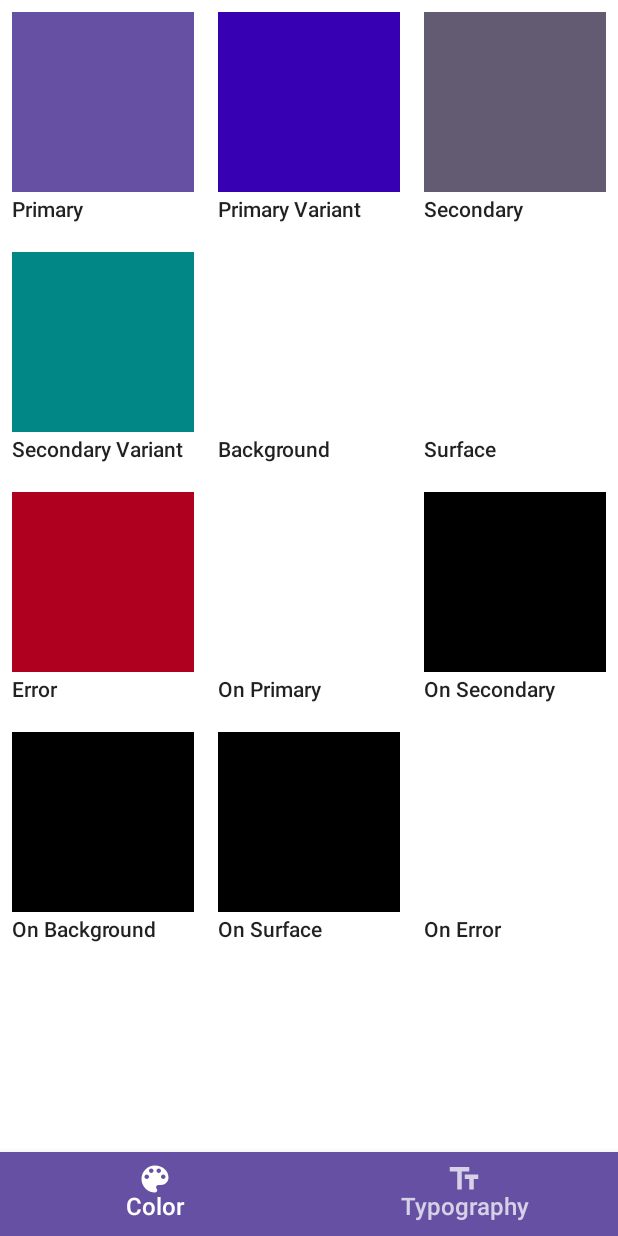
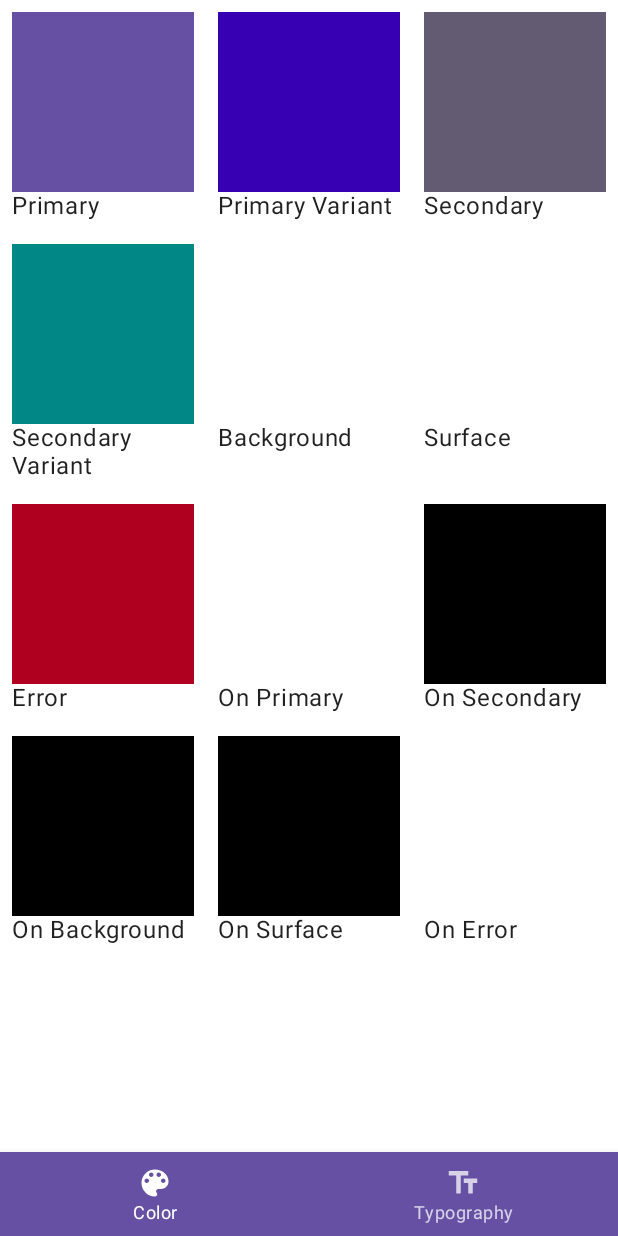
Before and after one commit to HelloCuriosity/curiosity, an Android app built with Jetpack Compose: the screen it shows after launch (MainActivity), on a phone screen of 412 x 824 dp. Run offline under Robolectric (Android 15) with nearby library versions, the phone set to English and light mode, and no system bars.

Commit message:
update type

```diff
--- a/app/src/main/java/com/hello/curiosity/curiosity/ui/theme/ComposeContentView.kt
+++ b/app/src/main/java/com/hello/curiosity/curiosity/ui/theme/ComposeContentView.kt
@@ -26,7 +26,7 @@ fun ComponentActivity.ComposeContentView(content: @Composable () -> Unit) =
 // Used for testing
 object AppTheme : Theme {
     override val typography: Type = Type(
-        headlineLarge = TextStyle(
+        h1 = TextStyle(
             fontFamily = FontFamily.Default,
             fontSize = 45.sp,
             lineHeight = 38.sp,
--- a/curiosity/src/main/java/com/hello/curiosity/compose/ui/theme/Type.kt
+++ b/curiosity/src/main/java/com/hello/curiosity/compose/ui/theme/Type.kt
@@ -6,76 +6,101 @@ import androidx.compose.ui.text.font.FontFamily
 import androidx.compose.ui.text.font.FontWeight
 import androidx.compose.ui.unit.sp
 
+@Suppress("MagicNumber")
 data class Type(
     val defaultFontFamily: FontFamily = FontFamily.Default,
-    val headlineLarge: TextStyle = TextStyle(
+    val h1: TextStyle = TextStyle(
         fontFamily = defaultFontFamily,
-        fontSize = 28.sp,
-        lineHeight = 38.sp,
-        fontWeight = FontWeight.Medium
+        fontWeight = FontWeight.Light,
+        fontSize = 96.sp,
+        letterSpacing = (-1.5).sp
     ),
-    val headlineMedium: TextStyle = TextStyle(
+    val h2: TextStyle = TextStyle(
         fontFamily = defaultFontFamily,
+        fontWeight = FontWeight.Light,
+        fontSize = 60.sp,
+        letterSpacing = (-0.5).sp
+    ),
+    val h3: TextStyle = TextStyle(
+        fontFamily = defaultFontFamily,
+        fontWeight = FontWeight.Normal,
+        fontSize = 48.sp,
+        letterSpacing = 0.sp
+    ),
+    val h4: TextStyle = TextStyle(
+        fontFamily = defaultFontFamily,
+        fontWeight = FontWeight.Normal,
+        fontSize = 34.sp,
+        letterSpacing = 0.25.sp
+    ),
+    val h5: TextStyle = TextStyle(
+        fontFamily = defaultFontFamily,
+        fontWeight = FontWeight.Normal,
         fontSize = 24.sp,
-        lineHeight = 34.sp,
-        fontWeight = FontWeight.Medium
+        letterSpacing = 0.sp
     ),
-    val headlineSmall: TextStyle = TextStyle(
+    val h6: TextStyle = TextStyle(
         fontFamily = defaultFontFamily,
-        fontSize = 18.sp,
-        lineHeight = 28.sp,
-        fontWeight = FontWeight.SemiBold,
+        fontWeight = FontWeight.ExtraBold,
+        fontSize = 20.sp,
+        letterSpacing = 0.15.sp
     ),
-    val titleLarge: TextStyle = TextStyle(
+    val subtitle1: TextStyle = TextStyle(
         fontFamily = defaultFontFamily,
+        fontWeight = FontWeight.Normal,
         fontSize = 16.sp,
-        lineHeight = 26.sp,
+        letterSpacing = 0.15.sp
+    ),
+    val subtitle2: TextStyle = TextStyle(
+        fontFamily = defaultFontFamily,
+        fontWeight = FontWeight.Medium,
+        fontSize = 14.sp,
+        letterSpacing = 0.1.sp
+    ),
+    val body1: TextStyle = TextStyle(
+        fontFamily = defaultFontFamily,
         fontWeight = FontWeight.Normal,
+        fontSize = 16.sp,
+        letterSpacing = 0.5.sp
     ),
-    val titleMedium: TextStyle = TextStyle(
+    val body2: TextStyle = TextStyle(
         fontFamily = defaultFontFamily,
+        fontWeight = FontWeight.Normal,
         fontSize = 14.sp,
-        lineHeight = 24.sp,
-        fontWeight = FontWeight.SemiBold,
+        letterSpacing = 0.25.sp
     ),
-    val titleSmall: TextStyle = TextStyle(
+    val button: TextStyle = TextStyle(
         fontFamily = defaultFontFamily,
-        fontSize = 13.sp,
-        lineHeight = 23.sp,
-        fontWeight = FontWeight.SemiBold,
+        fontWeight = FontWeight.Medium,
+        fontSize = 14.sp,
+        letterSpacing = 1.25.sp
     ),
-    val bodyLarge: TextStyle = TextStyle(
+    val caption: TextStyle = TextStyle(
         fontFamily = defaultFontFamily,
-        fontSize = 14.sp,
-        lineHeight = 24.sp,
-        fontWeight = FontWeight.SemiBold,
+        fontWeight = FontWeight.Normal,
+        fontSize = 12.sp,
+        letterSpacing = 0.4.sp
     ),
-    val bodySmall: TextStyle = TextStyle(
+    val overline: TextStyle = TextStyle(
         fontFamily = defaultFontFamily,
-        fontSize = 18.sp,
-        lineHeight = 28.sp,
-    ),
-    val labelLarge: TextStyle = TextStyle(
-        fontFamily = defaultFontFamily,
-        fontSize = 16.sp,
-        lineHeight = 26.sp,
-    ),
-    val labelMedium: TextStyle = TextStyle(
-        fontFamily = defaultFontFamily,
-        fontSize = 12.sp,
-        lineHeight = 22.sp,
-    ),
+        fontWeight = FontWeight.Normal,
+        fontSize = 10.sp,
+        letterSpacing = 1.5.sp
+    )
 ) {
     fun toMaterialTypography() = Typography(
-        h1 = headlineLarge,
-        h2 = headlineMedium,
-        h3 = headlineSmall,
-        h4 = titleLarge,
-        h5 = titleMedium,
-        h6 = titleSmall,
-        body1 = bodyLarge,
-        body2 = bodySmall,
-        caption = labelLarge,
-        overline = labelMedium,
+        h1 = h1,
+        h2 = h2,
+        h3 = h3,
+        h4 = h4,
+        h5 = h5,
+        h6 = h6,
+        subtitle1 = subtitle1,
+        subtitle2 = subtitle2,
+        body1 = body1,
+        body2 = body2,
+        button = button,
+        caption = caption,
+        overline = overline
     )
 }
```
